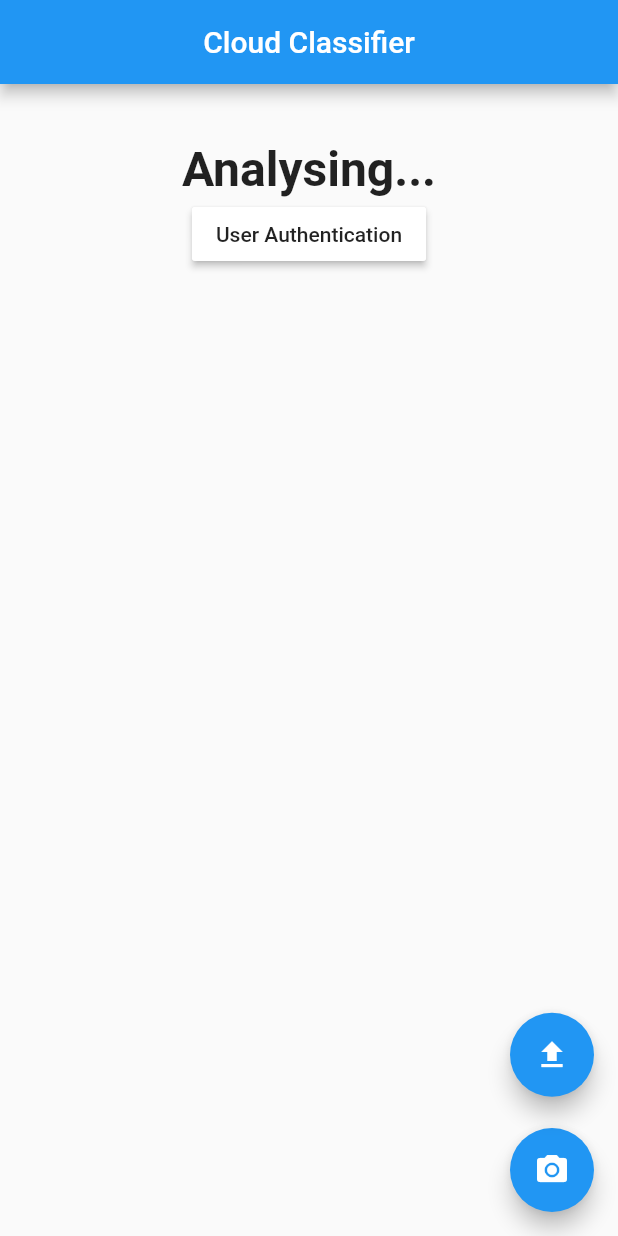
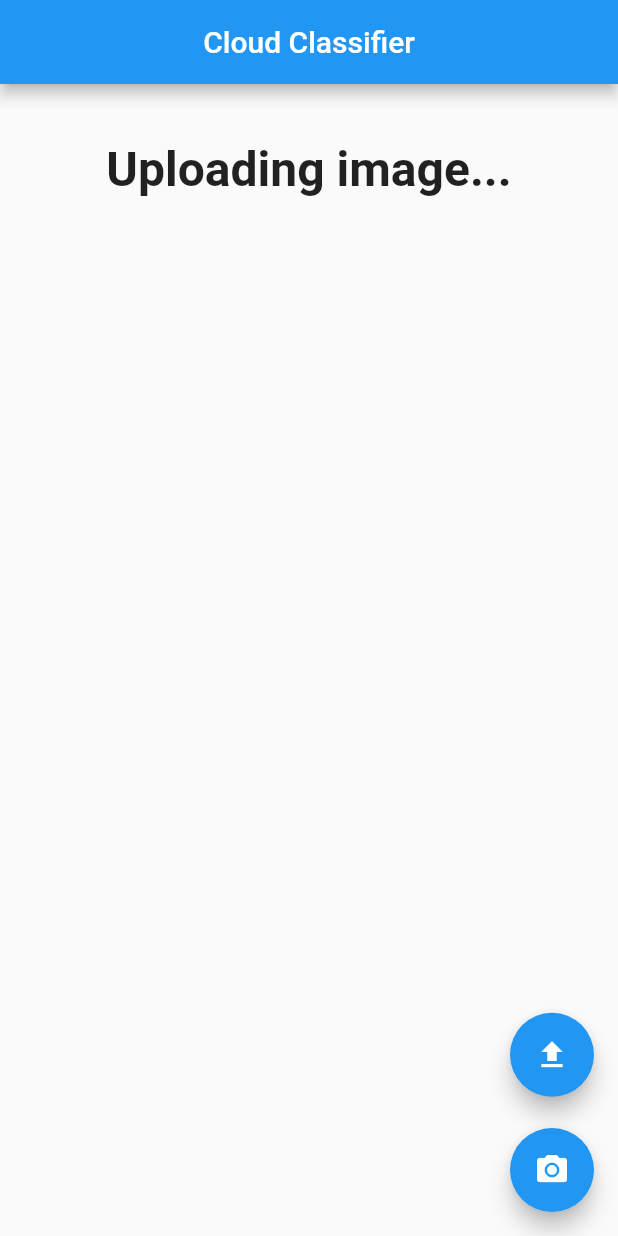
Before and after one commit to ArnaudCrl/NuageNet, a Flutter app: the screen it shows after launch, after a tap on the "camera alt" icon, on a phone screen of 412 x 824 dp. Run offline on Flutter 3.47's test engine with Material 2 defaults, Android fonts, the phone set to English and light mode, and no system bars; our stand-ins replace image_picker, rflutter_alert.

Commit message:
Improved feedback

```diff
--- a/lib/main.dart
+++ b/lib/main.dart
@@ -43,17 +43,26 @@ class _MyAppState extends State<MyApp> {
     var multipartFile = new http.MultipartFile('file', stream, length,
         filename: basename(imageFile.path));
     //contentType: new MediaType('image', 'png'));
-
+    txt = "Calculating output ...";
     request.files.add(multipartFile);
     var response = await request.send();
+    print("status code : ");
     print(response.statusCode);
-    response.stream.transform(utf8.decoder).listen((value) {
-      print(value);
-      int l = value.length;
-      txt = value;
+    if (response.statusCode != 200) {
+      print('An error has occured :(');
+      txt = 'An error has occured :(';
+    } else {
+      print('Successfuly classified');
+      response.stream.transform(utf8.decoder).listen((value) {
+        print(value);
+        var prediction = value.split(":")[1];
+        prediction = prediction.substring(1, prediction.length - 2);
+//        int l = value.length;
+        txt = prediction;
 
-      setState(() {});
-    });
+        setState(() {});
+      });
+    }
   }
 
   void user_signup()
@@ -86,8 +95,9 @@ class _MyAppState extends State<MyApp> {
       img = await ImagePicker.pickImage(source: ImageSource.gallery);
     }
 
-    txt = "Analysing...";
+    txt = "Converting image...";
     debugPrint(img.toString());
+    txt = "Uploading image...";
     upload(img);
     setState(() {});
   }
@@ -229,12 +239,12 @@ class _MyAppState extends State<MyApp> {
                   fontSize: 32.0,
                 ),
               ),
-              RaisedButton(
-                child: Text('User Authentication'),
-                color: Colors.white,
-
-                onPressed: () => _loginpopup(context),
-              ),
+//              RaisedButton(
+//                child: Text('User Authentication'),
+//                color: Colors.white,
+//
+//                onPressed: () => _loginpopup(context),
+//              ),
 
             ],
           ),
```
